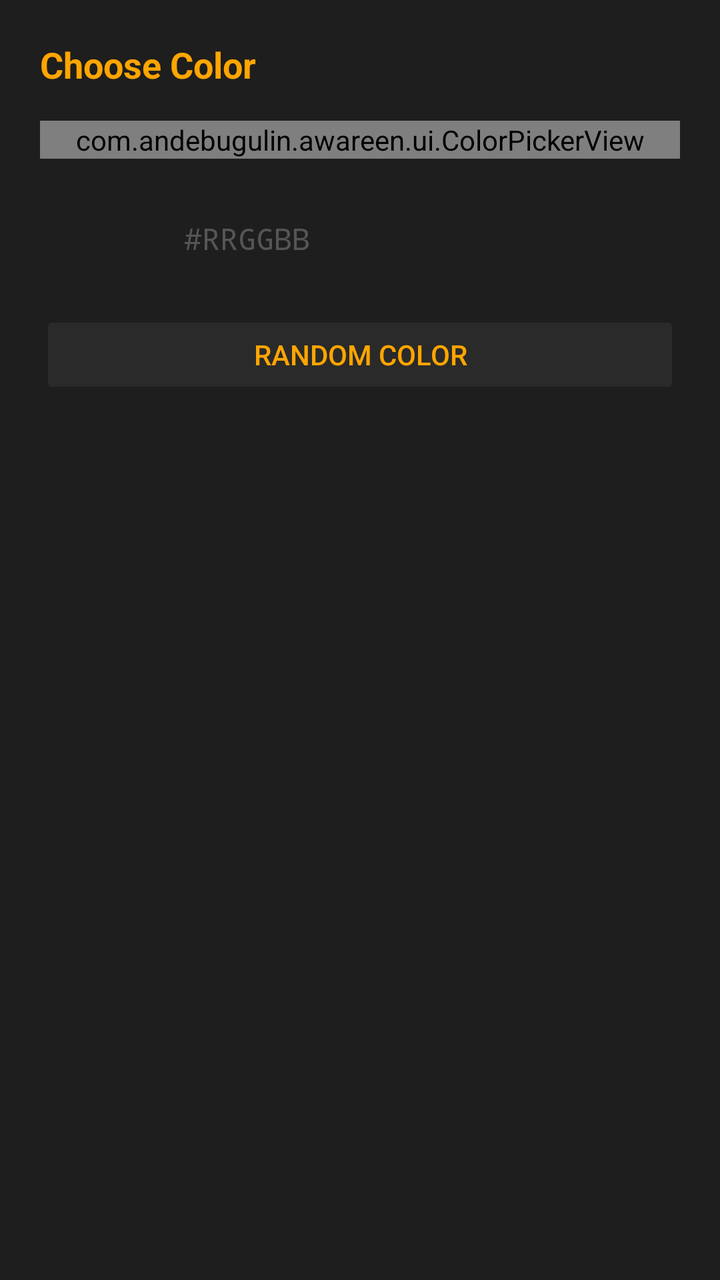
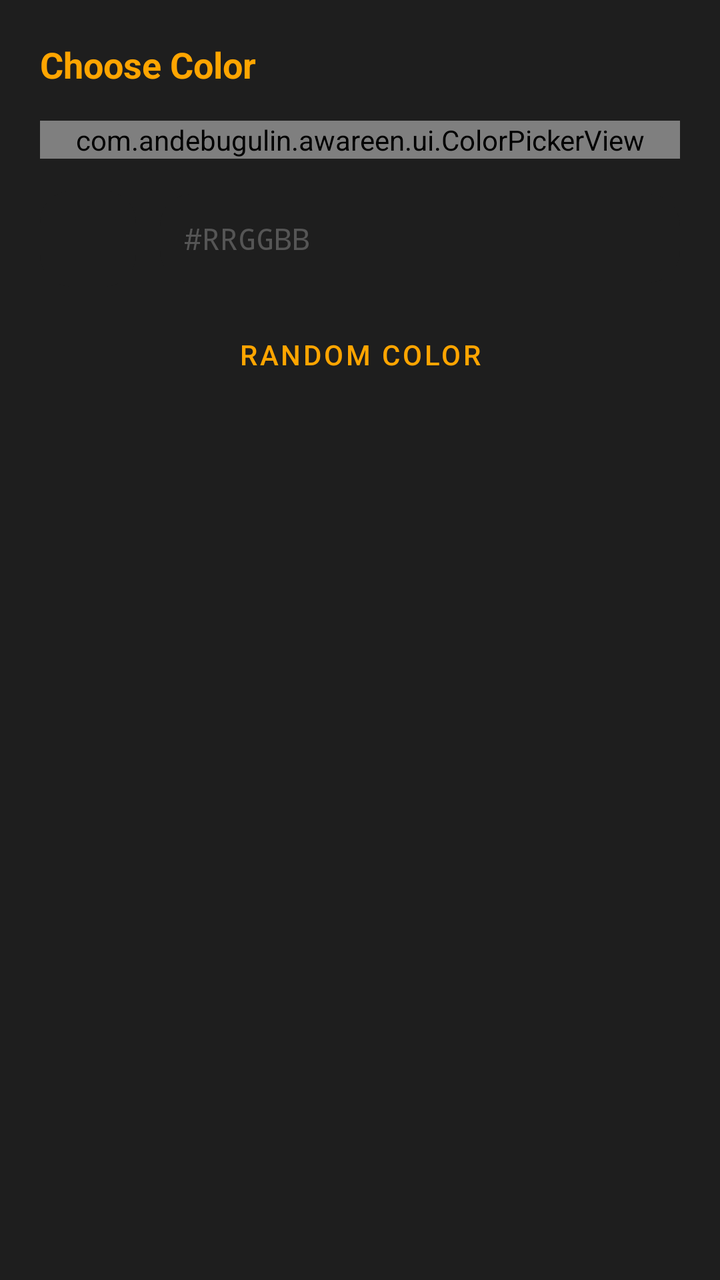

Compare the two renders of this Android layout. The source of the first and the diff that turns it into the second are given below.
<!-- AndroidManifest.xml: application theme Theme.Screentimetracker -->
<!-- res/layout/dialog_color_picker.xml -->
<?xml version="1.0" encoding="utf-8"?>
<LinearLayout xmlns:android="http://schemas.android.com/apk/res/android"
    android:layout_width="match_parent"
    android:layout_height="wrap_content"
    android:orientation="vertical"
    android:padding="20dp"
    android:background="#1E1E1E">

    <TextView
        android:layout_width="wrap_content"
        android:layout_height="wrap_content"
        android:text="Choose Color"
        android:textColor="#FFA500"
        android:textSize="18sp"
        android:textStyle="bold"
        android:layout_marginBottom="16dp" />

    
    <com.andebugulin.awareen.ui.ColorPickerView
        android:id="@+id/colorPickerView"
        android:layout_width="match_parent"
        android:layout_height="wrap_content"
        android:layout_marginBottom="16dp" />

    
    <LinearLayout
        android:layout_width="match_parent"
        android:layout_height="wrap_content"
        android:orientation="horizontal"
        android:gravity="center_vertical"
        android:layout_marginBottom="12dp">

        <View
            android:id="@+id/previewColor"
            android:layout_width="48dp"
            android:layout_height="48dp"
            android:background="@drawable/rounded_background"
            android:layout_marginEnd="12dp" />

        <EditText
            android:id="@+id/hexInput"
            android:layout_width="0dp"
            android:layout_height="wrap_content"
            android:layout_weight="1"
            android:hint="#RRGGBB"
            android:inputType="text"
            android:textColor="#E0E0E0"
            android:textColorHint="#555555"
            android:background="@drawable/rounded_background"
            android:padding="12dp"
            android:textSize="15sp"
            android:fontFamily="monospace"
            android:maxLines="1"
            android:singleLine="true" />
    </LinearLayout>

    
    <Button
        android:id="@+id/randomColorButton"
        android:layout_width="match_parent"
        android:layout_height="44dp"
        android:text="Random Color"
        android:backgroundTint="#2A2A2A"
        android:textColor="#FFA500"
        android:textSize="14sp"
        android:stateListAnimator="@null" />

</LinearLayout>
<!-- resources referenced by this layout -->
<resources>
  <!-- drawable rounded_background (drawable) -->
  <?xml version="1.0" encoding="utf-8"?>
  <shape xmlns:android="http://schemas.android.com/apk/res/android">
      <solid android:color="#1E1E1E" />
      <corners android:radius="16dp" />
      <padding android:left="6dp" android:top="3dp" android:right="6dp" android:bottom="8dp" />
  </shape>
  <style name="Theme.Screentimetracker" parent="Theme.MaterialComponents.NoActionBar">
          
          <item name="colorPrimary">@color/accent_orange</item>
          <item name="colorPrimaryVariant">@color/accent_orange</item>
          <item name="colorOnPrimary">@color/on_accent</item>
          <item name="colorSecondary">@color/accent_orange</item>
          <item name="colorSecondaryVariant">@color/accent_orange</item>
          <item name="colorOnSecondary">@color/on_accent</item>
  
          <item name="android:windowBackground">@color/app_background_dark</item>
          <item name="android:statusBarColor">@color/app_background_dark</item>
          <item name="android:navigationBarColor">@color/app_background_dark</item>
          <item name="android:windowLightStatusBar">false</item>
          <item name="android:windowLightNavigationBar">false</item>
      </style>
  <color name="accent_orange">#FFA500</color>
  <color name="on_accent">#121212</color>
  <color name="app_background_dark">#121212</color>
</resources>

<!-- the commit's change to res/layout/dialog_color_picker.xml (unified diff, before → after) -->
@@ -4,13 +4,13 @@
     android:layout_height="wrap_content"
     android:orientation="vertical"
     android:padding="20dp"
-    android:background="#1E1E1E">
+    android:background="@color/surface_dark">
 
     <TextView
         android:layout_width="wrap_content"
         android:layout_height="wrap_content"
         android:text="Choose Color"
-        android:textColor="#FFA500"
+        android:textColor="@color/accent_orange"
         android:textSize="18sp"
         android:textStyle="bold"
         android:layout_marginBottom="16dp" />
@@ -44,8 +44,8 @@
             android:layout_weight="1"
             android:hint="#RRGGBB"
             android:inputType="text"
-            android:textColor="#E0E0E0"
-            android:textColorHint="#555555"
+            android:textColor="@color/text_primary_dark"
+            android:textColorHint="@color/text_hint_dark"
             android:background="@drawable/rounded_background"
             android:padding="12dp"
             android:textSize="15sp"
@@ -57,12 +57,10 @@
     
     <Button
         android:id="@+id/randomColorButton"
+        style="@style/Widget.Awareen.Button.Flat"
         android:layout_width="match_parent"
         android:layout_height="44dp"
         android:text="Random Color"
-        android:backgroundTint="#2A2A2A"
-        android:textColor="#FFA500"
-        android:textSize="14sp"
-        android:stateListAnimator="@null" />
+        android:textSize="14sp" />
 
 </LinearLayout>
<!-- resource entries referenced after the edit -->
@@ -3,10 +3,16 @@
   <!-- drawable rounded_background (drawable) -->
   <?xml version="1.0" encoding="utf-8"?>
   <shape xmlns:android="http://schemas.android.com/apk/res/android">
-      <solid android:color="#1E1E1E" />
+      <solid android:color="@color/surface_dark" />
       <corners android:radius="16dp" />
       <padding android:left="6dp" android:top="3dp" android:right="6dp" android:bottom="8dp" />
   </shape>
+  <style name="Widget.Awareen.Button.Flat" parent="Widget.MaterialComponents.Button">
+          <item name="backgroundTint">@color/surface_variant_dark</item>
+          <item name="android:textColor">@color/accent_orange</item>
+          <item name="android:stateListAnimator">@null</item>
+          <item name="elevation">0dp</item>
+      </style>
   <style name="Theme.Screentimetracker" parent="Theme.MaterialComponents.NoActionBar">
           
           <item name="colorPrimary">@color/accent_orange</item>
@@ -22,7 +28,11 @@
           <item name="android:windowLightStatusBar">false</item>
           <item name="android:windowLightNavigationBar">false</item>
       </style>
+  <color name="surface_variant_dark">#2A2A2A</color>
   <color name="accent_orange">#FFA500</color>
+  <color name="surface_dark">#1E1E1E</color>
+  <color name="text_hint_dark">#555555</color>
+  <color name="text_primary_dark">#E0E0E0</color>
   <color name="on_accent">#121212</color>
   <color name="app_background_dark">#121212</color>
 </resources>
